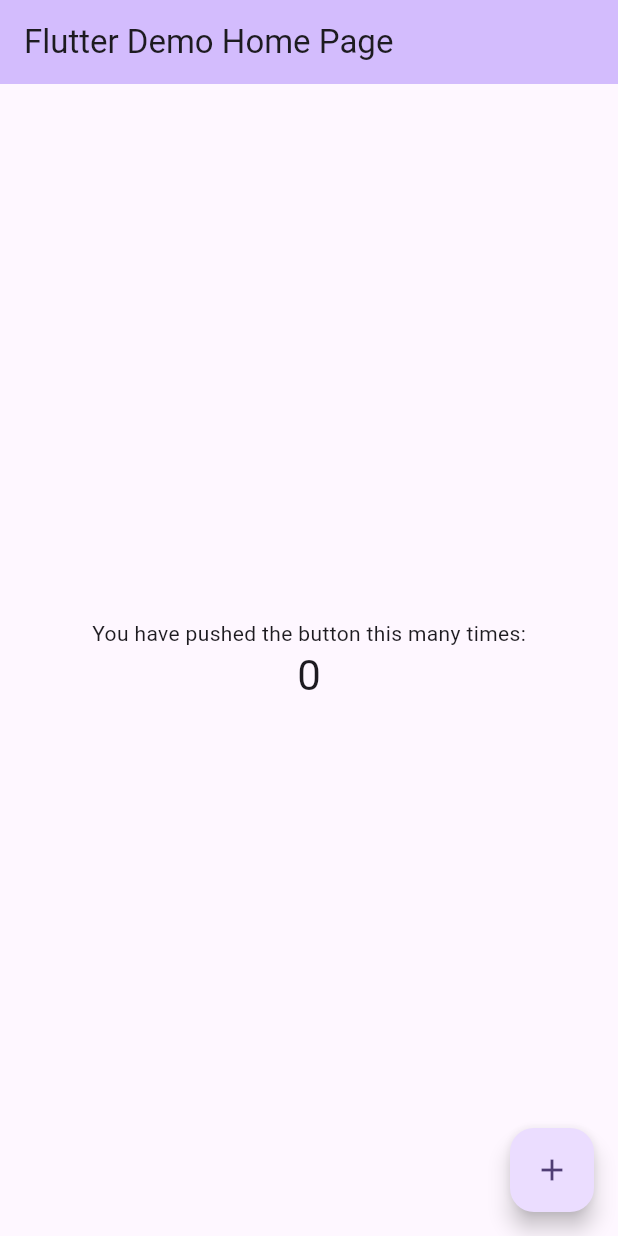
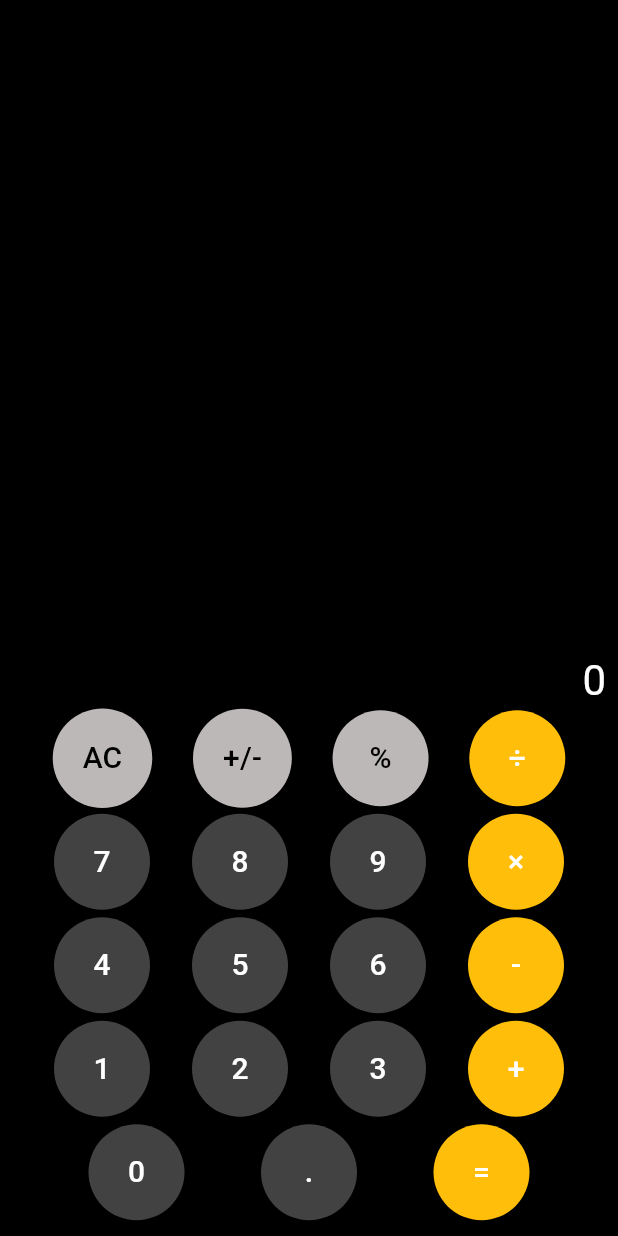
Before and after one commit to TahaSamji/FirstFlutterApp, a Flutter app: the screen it shows after launch, on a phone screen of 412 x 824 dp. Run offline on Flutter 3.47's test engine with Material 3 defaults, Android fonts, the phone set to English and light mode, and no system bars.

Commit message:
Calculator ios

```diff
--- /dev/null
+++ b/lib/Calculator.dart
@@ -0,0 +1,114 @@
+import 'package:flutter/material.dart';
+import 'package:flutter_application_1/buttons/NumberButton.dart';
+import 'package:flutter_application_1/Providers/CalculatorProvider.dart';
+import 'package:flutter_application_1/buttons/OperationButton.dart';
+import 'package:provider/provider.dart';
+
+class Calculator extends StatelessWidget {
+  const Calculator({super.key});
+
+  @override
+  Widget build(BuildContext context) {
+    return const MaterialApp(
+      debugShowCheckedModeBanner: false,
+      home: CalculatorList(),
+    );
+  }
+}
+
+class CalculatorList extends StatelessWidget {
+  const CalculatorList({super.key});
+
+  @override
+  Widget build(BuildContext context) {
+    return  Scaffold(
+      backgroundColor: Colors.black,
+      body: Center(
+        child: Column(
+          mainAxisAlignment: MainAxisAlignment.end,
+          children: [
+
+            Padding(
+              padding: EdgeInsets.all(8.0),
+
+              child: Column(
+                children: [
+                  // First row: AC, +/-, %, ÷
+                 const Row( mainAxisAlignment: MainAxisAlignment.end,children: [Count()],),
+                  const Row(
+                    mainAxisAlignment: MainAxisAlignment.spaceEvenly,
+                    children: [
+                      Operationbutton("AC", Color.fromARGB(255, 189, 184, 184),Colors.black),
+                      Operationbutton("+/-", Color.fromARGB(255, 189, 184, 184),Colors.black),
+                      Operationbutton("%",Color.fromARGB(255, 189, 184, 184),Colors.black),
+                      Operationbutton("÷",Color.fromARGB(255, 255, 190, 10),Colors.white),
+                    ],
+                  ),
+                  // Second row: 7, 8, 9, ×
+                  Row(
+                    mainAxisAlignment: MainAxisAlignment.spaceEvenly,
+                    children: [
+                      NumberButton("7",Colors.grey[800],Colors.white),
+                      NumberButton("8",Colors.grey[800],Colors.white),
+                      NumberButton("9",Colors.grey[800],Colors.white),
+                      Operationbutton("×",Color.fromARGB(255, 255, 190, 10),Colors.white),
+                    ],
+                  ),
+                  // Third row: 4, 5, 6, -
+                  Row(
+                    mainAxisAlignment: MainAxisAlignment.spaceEvenly,
+                    children: [
+                      NumberButton("4",Colors.grey[800],Colors.white),
+                      NumberButton("5",Colors.grey[800],Colors.white),
+                      NumberButton("6",Colors.grey[800],Colors.white),
+                      const Operationbutton("-",Color.fromARGB(255, 255, 190, 10),Colors.white),
+                    ],
+                  ),
+                  // Fourth row: 1, 2, 3, +
+                  Row(
+                    mainAxisAlignment: MainAxisAlignment.spaceEvenly,
+                    children: [
+                      NumberButton("1", Colors.grey[800],Colors.white),
+                      NumberButton("2", Colors.grey[800],Colors.white),
+                      NumberButton("3", Colors.grey[800],Colors.white),
+                      Operationbutton("+",Color.fromARGB(255, 255, 190, 10),Colors.white),
+                    ],
+                  ),
+                  // Fifth row: 0, ., =
+                  Row(
+                    mainAxisAlignment: MainAxisAlignment.spaceEvenly,
+                    children: [
+                     NumberButton("0",Colors.grey[800],Colors.white),
+                      Operationbutton(".",Colors.grey[800],Colors.white),
+                      Operationbutton("=",Color.fromARGB(255, 255, 190, 10),Colors.white),
+                    ],
+                  ),
+                ],
+              ),
+            ),
+          ],
+        ),
+      ),
+    );
+  }
+}
+
+class Count extends StatelessWidget {
+  const Count({super.key});
+
+  @override
+  Widget build(BuildContext context) {
+    return Row(
+      mainAxisAlignment: MainAxisAlignment.end,
+      children: [Text(
+      '${context.watch<Counter>().value}',
+      key: const Key('counterState'),
+
+      style: Theme.of(context)
+          .textTheme
+          .headlineMedium
+          ?.copyWith(color: Colors.white),
+
+    )]);
+  }
+}
--- /dev/null
+++ b/lib/buttons/NumberButton.dart
@@ -0,0 +1,37 @@
+import 'package:flutter/material.dart';
+import 'package:flutter_application_1/Providers/CalculatorProvider.dart';
+import 'package:provider/provider.dart';
+
+
+class NumberButton extends StatelessWidget {
+  final String i;
+  final Color? color;
+  final Color? Textcolor;
+
+
+  const NumberButton(this.i,this.color, this.Textcolor,{super.key});
+
+
+  @override
+  Widget build(BuildContext context) {
+    return ElevatedButton(
+      style: ElevatedButton.styleFrom(
+        shape: const CircleBorder(), // Circular shape
+        padding: const EdgeInsets.all(20), // Padding inside the button
+        backgroundColor: color , // Dark grey background
+      ),
+      onPressed: () {
+        // Button action here
+        String newValue = i;
+        context.read<Counter>().changeValue(i);
+      },
+      child: Text(
+        i, // Convert integer to string for display
+        style:  TextStyle(
+          color: Textcolor, // White text color
+          fontSize: 20, // Font size for the number
+        ),
+      ),
+    );
+  }
+}
--- /dev/null
+++ b/lib/buttons/OperationButton.dart
@@ -0,0 +1,43 @@
+import 'package:flutter/material.dart';
+import 'package:flutter_application_1/Providers/CalculatorProvider.dart';
+import 'package:provider/provider.dart';
+
+class Operationbutton extends StatelessWidget {
+  final String i;
+  final Color? color;
+  final Color? textColor;
+
+  const Operationbutton(this.i, this.color, this.textColor, {super.key});
+
+  @override
+  Widget build(BuildContext context) {
+    return ElevatedButton(
+      style: ElevatedButton.styleFrom(
+        shape: const CircleBorder(),
+        padding: const EdgeInsets.all(20),
+        backgroundColor:color,
+      ),
+      onPressed: () {
+        if (i == "=") {
+          context.read<Counter>().calculateResult();
+        } else if (i == "AC") {
+          context.read<Counter>().clear();
+        }
+          else if(i == "+/-"){
+           context.read<Counter>().invertSign();
+          }
+    else {
+
+          context.read<Counter>().setOperator(i);
+        }
+      },
+      child: Text(
+        i,
+        style: TextStyle(
+          color: textColor,
+          fontSize: 20,
+        ),
+      ),
+    );
+  }
+}
--- a/lib/main.dart
+++ b/lib/main.dart
@@ -1,125 +1,15 @@
 import 'package:flutter/material.dart';
+import 'package:flutter_application_1/Calculator.dart';
+import 'package:flutter_application_1/Providers/CalculatorProvider.dart';
+import 'package:provider/provider.dart';
 
 void main() {
-  runApp(const MyApp());
+  runApp(
+    MultiProvider(
+      providers: [
+        ChangeNotifierProvider(create: (_) => Counter()),
+      ],
+      child: const Calculator(),
+    ),
+  );
 }
-
-class MyApp extends StatelessWidget {
-  const MyApp({super.key});
-
-  // This widget is the root of your application.
-  @override
-  Widget build(BuildContext context) {
-    return MaterialApp(
-      title: 'Flutter Demo',
-      theme: ThemeData(
-        // This is the theme of your application.
-        //
-        // TRY THIS: Try running your application with "flutter run". You'll see
-        // the application has a purple toolbar. Then, without quitting the app,
-        // try changing the seedColor in the colorScheme below to Colors.green
-        // and then invoke "hot reload" (save your changes or press the "hot
-        // reload" button in a Flutter-supported IDE, or press "r" if you used
-        // the command line to start the app).
-        //
-        // Notice that the counter didn't reset back to zero; the application
-        // state is not lost during the reload. To reset the state, use hot
-        // restart instead.
-        //
-        // This works for code too, not just values: Most code changes can be
-        // tested with just a hot reload.
-        colorScheme: ColorScheme.fromSeed(seedColor: Colors.deepPurple),
-        useMaterial3: true,
-      ),
-      home: const MyHomePage(title: 'Flutter Demo Home Page'),
-    );
-  }
-}
-
-class MyHomePage extends StatefulWidget {
-  const MyHomePage({super.key, required this.title});
-
-  // This widget is the home page of your application. It is stateful, meaning
-  // that it has a State object (defined below) that contains fields that affect
-  // how it looks.
-
-  // This class is the configuration for the state. It holds the values (in this
-  // case the title) provided by the parent (in this case the App widget) and
-  // used by the build method of the State. Fields in a Widget subclass are
-  // always marked "final".
-
-  final String title;
-
-  @override
-  State<MyHomePage> createState() => _MyHomePageState();
-}
-
-class _MyHomePageState extends State<MyHomePage> {
-  int _counter = 0;
-
-  void _incrementCounter() {
-    setState(() {
-      // This call to setState tells the Flutter framework that something has
-      // changed in this State, which causes it to rerun the build method below
-      // so that the display can reflect the updated values. If we changed
-      // _counter without calling setState(), then the build method would not be
-      // called again, and so nothing would appear to happen.
-      _counter++;
-    });
-  }
-
-  @override
-  Widget build(BuildContext context) {
-    // This method is rerun every time setState is called, for instance as done
-    // by the _incrementCounter method above.
-    //
-    // The Flutter framework has been optimized to make rerunning build methods
-    // fast, so that you can just rebuild anything that needs updating rather
-    // than having to individually change instances of widgets.
-    return Scaffold(
-      appBar: AppBar(
-        // TRY THIS: Try changing the color here to a specific color (to
-        // Colors.amber, perhaps?) and trigger a hot reload to see the AppBar
-        // change color while the other colors stay the same.
-        backgroundColor: Theme.of(context).colorScheme.inversePrimary,
-        // Here we take the value from the MyHomePage object that was created by
-        // the App.build method, and use it to set our appbar title.
-        title: Text(widget.title),
-      ),
-      body: Center(
-        // Center is a layout widget. It takes a single child and positions it
-        // in the middle of the parent.
-        child: Column(
-          // Column is also a layout widget. It takes a list of children and
-          // arranges them vertically. By default, it sizes itself to fit its
-          // children horizontally, and tries to be as tall as its parent.
-          //
-          // Column has various properties to control how it sizes itself and
-          // how it positions its children. Here we use mainAxisAlignment to
-          // center the children vertically; the main axis here is the vertical
-          // axis because Columns are vertical (the cross axis would be
-          // horizontal).
-          //
-          // TRY THIS: Invoke "debug painting" (choose the "Toggle Debug Paint"
-          // action in the IDE, or press "p" in the console), to see the
-          // wireframe for each widget.
-          mainAxisAlignment: MainAxisAlignment.center,
-          children: <Widget>[
-            const Text(
-              'You have pushed the button this many times:',
-            ),
-            Text(
-              '$_counter',
-              style: Theme.of(context).textTheme.headlineMedium,
-            ),
-          ],
-        ),
-      ),
-      floatingActionButton: FloatingActionButton(
-        onPressed: _incrementCounter,
-        tooltip: 'Increment',
-        child: const Icon(Icons.add),
-      ), // This trailing comma makes auto-formatting nicer for build methods.
-    );
-  }
-}
--- a/pubspec.yaml
+++ b/pubspec.yaml
@@ -35,6 +35,7 @@ dependencies:
   # The following adds the Cupertino Icons font to your application.
   # Use with the CupertinoIcons class for iOS style icons.
   cupertino_icons: ^1.0.8
+  provider: ^6.1.2
 
 dev_dependencies:
   flutter_test:
```
Also changed, not shown: lib/Providers/CalculatorProvider.dart (added, +88 -0 lines), pubspec.lock.
